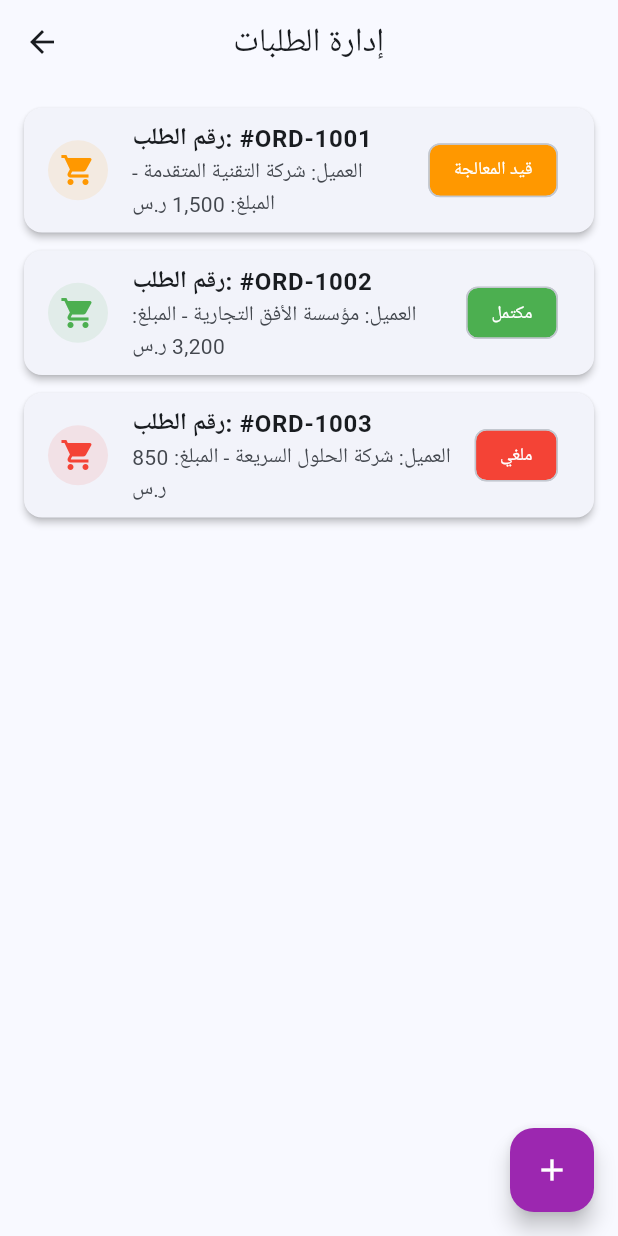
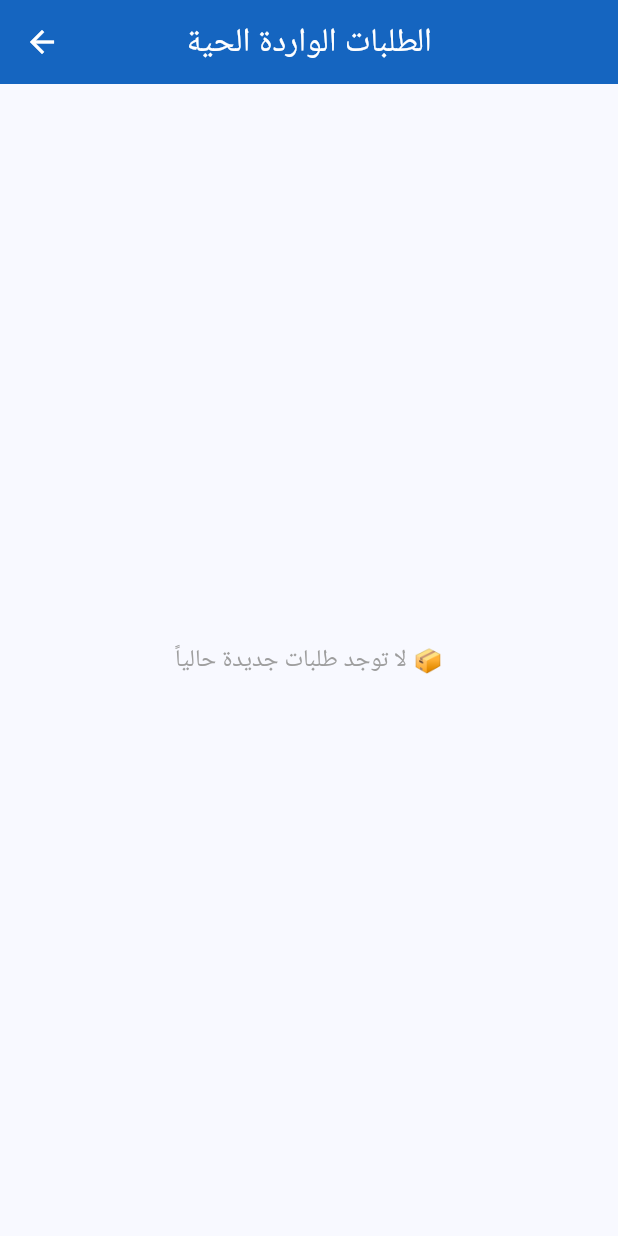
Before and after one commit to nore1982/my-flutter-app, a Flutter app: the OrdersScreen screen opened directly, on a phone screen of 412 x 824 dp. Run offline on Flutter 3.47's test engine with Material 3 defaults, Android fonts, the phone set to English and light mode, and no system bars; our stand-ins replace cloud_firestore, firebase_core, shared_preferences; accounts and stored records are empty; Roboto replaces fonts that are missing (Cairo).

Commit message:
إضافة شاشة الطلبات الحية بدعم Real-time Firestore Stream

```diff
--- a/lib/presentation/screens/orders_screen.dart
+++ b/lib/presentation/screens/orders_screen.dart
@@ -1,71 +1,117 @@
 import 'package:flutter/material.dart';
+import 'package:cloud_firestore/cloud_firestore.dart';
 
 class OrdersScreen extends StatelessWidget {
   const OrdersScreen({super.key});
 
   @override
   Widget build(BuildContext context) {
-    final List<Map<String, String>> orders = [
-      {'id': '#ORD-1001', 'client': 'شركة التقنية المتقدمة', 'status': 'قيد المعالجة', 'amount': '1,500 ر.س'},
-      {'id': '#ORD-1002', 'client': 'مؤسسة الأفق التجارية', 'status': 'مكتمل', 'amount': '3,200 ر.س'},
-      {'id': '#ORD-1003', 'client': 'شركة الحلول السريعة', 'status': 'ملغي', 'amount': '850 ر.س'},
-    ];
-
     return Scaffold(
       appBar: AppBar(
-        title: const Text('إدارة الطلبات'),
+        title: const Text('الطلبات الواردة الحية'),
+        backgroundColor: Colors.blue.shade800,
+        foregroundColor: Colors.white,
         centerTitle: true,
       ),
-      body: ListView.builder(
-        padding: const EdgeInsets.all(16.0),
+      body: StreamBuilder<QuerySnapshot>(
+        // استماع حي لجميع الطلبات مرتبة من الأحدث للأقدم
+        stream: FirebaseFirestore.instance
+            .collection('orders')
+            .orderBy('createdAt', descending: true)
+            .snapshots(),
+        builder: (context, snapshot) {
+          if (snapshot.hasError) {
+            return Center(child: Text('حدث خطأ: ${snapshot.error}'));
+          }
+
+          if (snapshot.connectionState == ConnectionState.waiting) {
+            return const Center(child: CircularProgressIndicator());
+          }
+
+          final orders = snapshot.data?.docs ?? [];
+
+          if (orders.isEmpty) {
+            return const Center(
+              child: Text(
+                'لا توجد طلبات جديدة حالياً 📦',
+                style: TextStyle(fontSize: 16, color: Colors.grey),
+              ),
+            );
+          }
+
+          return ListView.builder(
+            padding: const EdgeInsets.all(12),
             itemCount: orders.length,
             itemBuilder: (context, index) {
-          final order = orders[index];
-
-          // تحديد لون حالة الطلب
-          Color statusColor = Colors.blue;
-          if (order['status'] == 'مكتمل') {
-            statusColor = Colors.green;
-          } else if (order['status'] == 'ملغي') {
-            statusColor = Colors.red;
-          } else if (order['status'] == 'قيد المعالجة') {
-            statusColor = Colors.orange;
-          }
+              final order = orders[index].data() as Map<String, dynamic>;
+              final orderId = orders[index].id;
+              final double distance = (order['distanceKm'] ?? 0).toDouble();
 
               return Card(
-            elevation: 2,
+                elevation: 3,
                 margin: const EdgeInsets.only(bottom: 12),
-            shape: RoundedRectangleBorder(borderRadius: BorderRadius.circular(12)),
-            child: ListTile(
-              leading: CircleAvatar(
-                backgroundColor: statusColor.withOpacity(0.1),
-                child: Icon(Icons.shopping_cart, color: statusColor),
+                shape: RoundedRectangleBorder(
+                  borderRadius: BorderRadius.circular(12),
                 ),
-              title: Text(
-                'رقم الطلب: ${order['id']}',
-                style: const TextStyle(fontWeight: FontWeight.bold),
+                child: Padding(
+                  padding: const EdgeInsets.all(12.0),
+                  child: Column(
+                    crossAxisAlignment: CrossAxisAlignment.start,
+                    children: [
+                      Row(
+                        mainAxisAlignment: MainAxisAlignment.spaceBetween,
+                        children: [
+                          Text(
+                            'طلب من: ${order['userName'] ?? 'عميل'}',
+                            style: const TextStyle(
+                              fontWeight: FontWeight.bold,
+                              fontSize: 16,
                             ),
-              subtitle: Text('العميل: ${order['client']} - المبلغ: ${order['amount']}'),
-              trailing: Chip(
+                          ),
+                          Chip(
                             label: Text(
-                  order['status']!,
+                              order['status'] == 'pending' ? 'قيد الانتظار' : order['status'],
                               style: const TextStyle(color: Colors.white, fontSize: 12),
                             ),
-                backgroundColor: statusColor,
+                            backgroundColor: order['status'] == 'pending'
+                                ? Colors.orange
+                                : Colors.green,
                           ),
-              onTap: () {
-                // تفاصيل الطلب مستقبلاً
+                        ],
+                      ),
+                      const Divider(),
+                      Text('المسافة: $distance كم'),
+                      Text('العنوان: ${order['deliveryAddress'] ?? 'غير محدد'}'),
+                      Text(
+                        'الإجمالي: ${order['totalPrice']} د.ل',
+                        style: const TextStyle(
+                          fontWeight: FontWeight.bold,
+                          color: Colors.blue,
+                        ),
+                      ),
+                      const SizedBox(height: 8),
+                      Row(
+                        mainAxisAlignment: MainAxisAlignment.end,
+                        children: [
+                          OutlinedButton(
+                            onPressed: () {
+                              // تحديث حالة الطلب إلى مقبول
+                              FirebaseFirestore.instance
+                                  .collection('orders')
+                                  .doc(orderId)
+                                  .update({'status': 'accepted'});
                             },
+                            child: const Text('قبول الطلب'),
+                          ),
+                        ],
+                      )
+                    ],
+                  ),
                 ),
               );
             },
-      ),
-      floatingActionButton: FloatingActionButton(
-        onPressed: () {
-          // إضافة طلب جديد مستقبلاً
+          );
         },
-        backgroundColor: Colors.purple,
-        child: const Icon(Icons.add, color: Colors.white),
       ),
     );
   }
```
Lines whose indentation alone changed are shown as unchanged.
